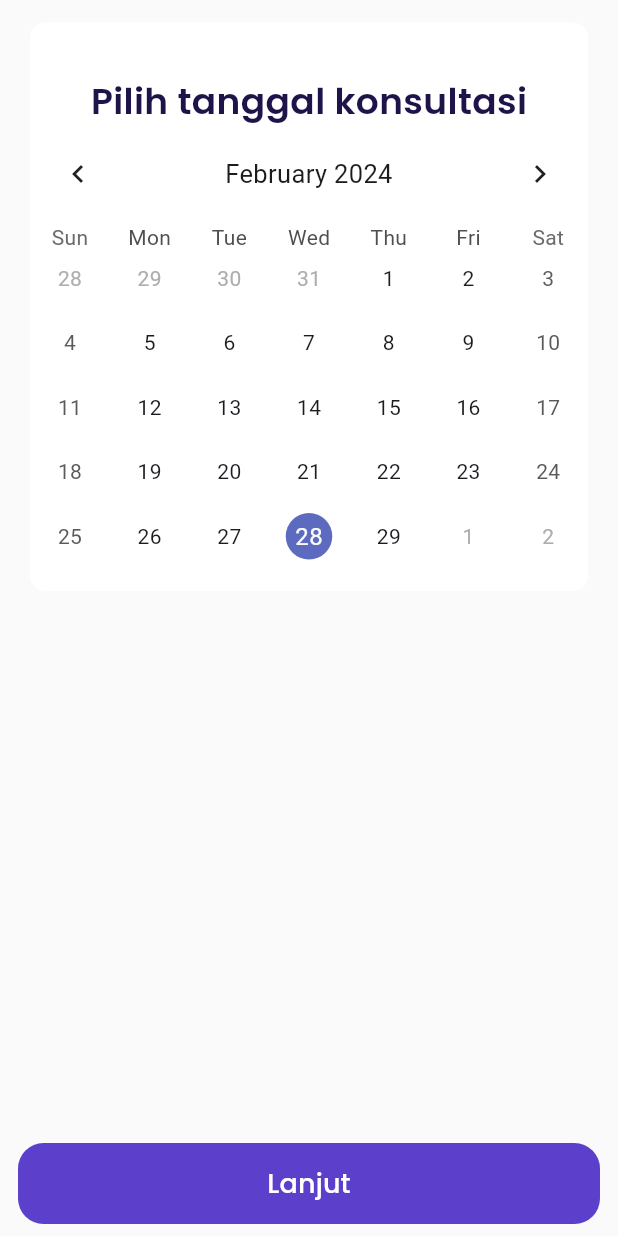
After one commit to PPTI-SE2/SHeQual-Apps, a Flutter app: the CalendarScreen screen opened directly, on a phone screen of 412 x 824 dp. The commit adds this screen. Run offline on Flutter 3.47's test engine with Material 3 defaults, Android fonts, the phone set to English and light mode, and no system bars; drawn by our look-alikes of table_calendar; our stand-ins replace google_fonts, image_picker, shared_preferences, webview_flutter; accounts and stored records are empty; network calls fail.

Commit message:
add calendar page

```diff
--- /dev/null
+++ b/lib/design/main/consultation/calendar_screen.dart
@@ -0,0 +1,85 @@
+import 'package:flutter/material.dart';
+import 'package:shequal/shared/theme.dart';
+import 'package:shequal/shared/widget/custom_button.dart';
+import 'package:table_calendar/table_calendar.dart';
+
+class CalendarScreen extends StatefulWidget {
+  const CalendarScreen({Key? key}) : super(key: key);
+
+  @override
+  _CalendarScreenState createState() => _CalendarScreenState();
+}
+
+class _CalendarScreenState extends State<CalendarScreen> {
+  DateTime today = DateTime.now();
+
+  void _onDaySelected(DateTime day, DateTime focusedDay) {
+    setState(() {
+      today = day;
+    });
+  }
+
+  @override
+  Widget build(BuildContext context) {
+    return Scaffold(
+      backgroundColor: kBackgroundColor,
+      body: SafeArea(
+        child: Column(
+          children: [
+            Container(
+              margin: const EdgeInsets.symmetric(horizontal: 20, vertical: 15),
+              padding: const EdgeInsets.symmetric(vertical: 15),
+              decoration: BoxDecoration(
+                color: kWhiteColor,
+                borderRadius: BorderRadius.circular(10),
+              ),
+              child: Column(
+                children: [
+                  const SizedBox(
+                    height: 20,
+                  ),
+                  Text(
+                    "Pilih tanggal konsultasi",
+                    style: blackTextStyle.copyWith(
+                      fontSize: 24,
+                      fontWeight: semiBold,
+                    ),
+                  ),
+                  TableCalendar(
+                    locale: "en_US",
+                    rowHeight: 43,
+                    headerStyle: const HeaderStyle(
+                      formatButtonVisible: false,
+                      titleCentered: true,
+                    ),
+                    availableGestures: AvailableGestures.all,
+                    selectedDayPredicate: (day) => isSameDay(day, today),
+                    focusedDay: today,
+                    firstDay: DateTime.utc(2010, 10, 16),
+                    lastDay: DateTime.utc(2030, 3, 14),
+                    onDaySelected: _onDaySelected,
+                    calendarStyle: CalendarStyle(
+                      todayTextStyle: TextStyle(
+                        color:
+                            kWhiteColor, // Change the focused day text color here
+                      ),
+                    ),
+                  ),
+                ],
+              ),
+            ),
+            const Spacer(),
+            CustomButton(
+              onPressed: () {},
+              color: kPrimaryColor,
+              text: "Lanjut",
+              textColor: kWhiteColor,
+              width: double.infinity,
+              margin: const EdgeInsets.only(top: 20),
+            ),
+          ],
+        ),
+      ),
+    );
+  }
+}
--- a/lib/design/main/main_screen.dart
+++ b/lib/design/main/main_screen.dart
@@ -1,8 +1,7 @@
 import 'package:flutter/material.dart';
 import 'package:provider/provider.dart';
 import 'package:shequal/design/main/articles/article_screen.dart';
-import 'package:shequal/design/main/articles/details_article_screen.dart';
-import 'package:shequal/design/main/articles/quiz_web_view.dart';
+import 'package:shequal/design/main/consultation/consultation_screen.dart';
 import 'package:shequal/design/main/home/home_screen.dart';
 import 'package:shequal/design/main/profile/profile_screen.dart';
 import 'package:shequal/providers/page_providers.dart';
@@ -101,7 +100,7 @@ class _MainScreenState extends State<MainScreen> {
         case 1:
           return const ArticleScreen();
         case 2:
-        // return WalletPage();
+          return const ConsultationScreen();
         case 3:
           return ProfileScreen(userPreferencesManager: widget.userPreferencesManager);
         default:
--- a/pubspec.yaml
+++ b/pubspec.yaml
@@ -42,6 +42,7 @@ dependencies:
   intl: ^0.19.0
   image_picker: ^1.0.7
   webview_flutter: ^4.5.0
+  table_calendar: ^3.1.0
 
 dev_dependencies:
   flutter_test:
@@ -73,6 +74,7 @@ flutter:
     - assets/home/
     - assets/profile/
     - assets/artikel/
+    - assets/consultation/
   #   - images/a_dot_ham.jpeg
 
   # An image asset can refer to one or more resolution-specific "variants", see
```
Also changed, not shown: lib/design/main/consultation/consultation_screen.dart (added, +264 -0 lines), assets/consultation/icon-empty.png (added), assets/consultation/icon-gift.png (added), pubspec.lock.
